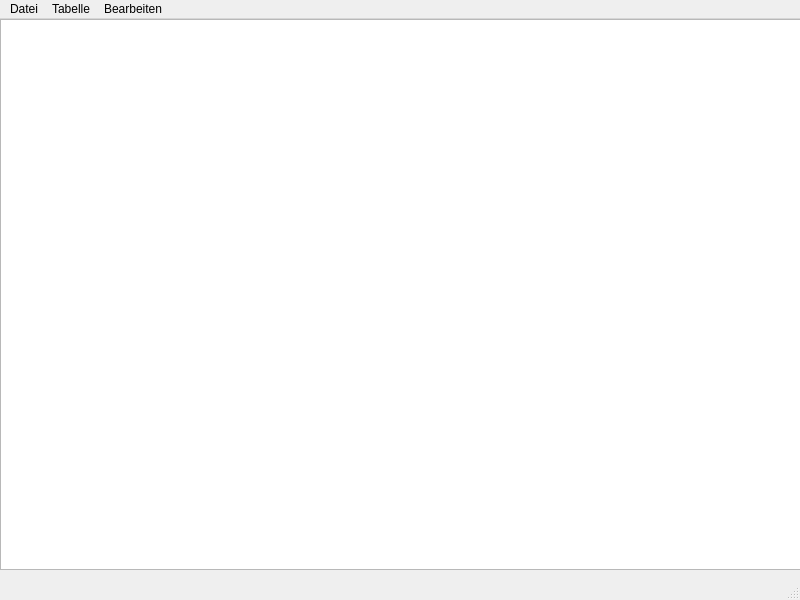
First picture: the form in src/GUIStruktur.ui, repository mweinberger-tgm/Tabellenbearbeitung, before the edit.
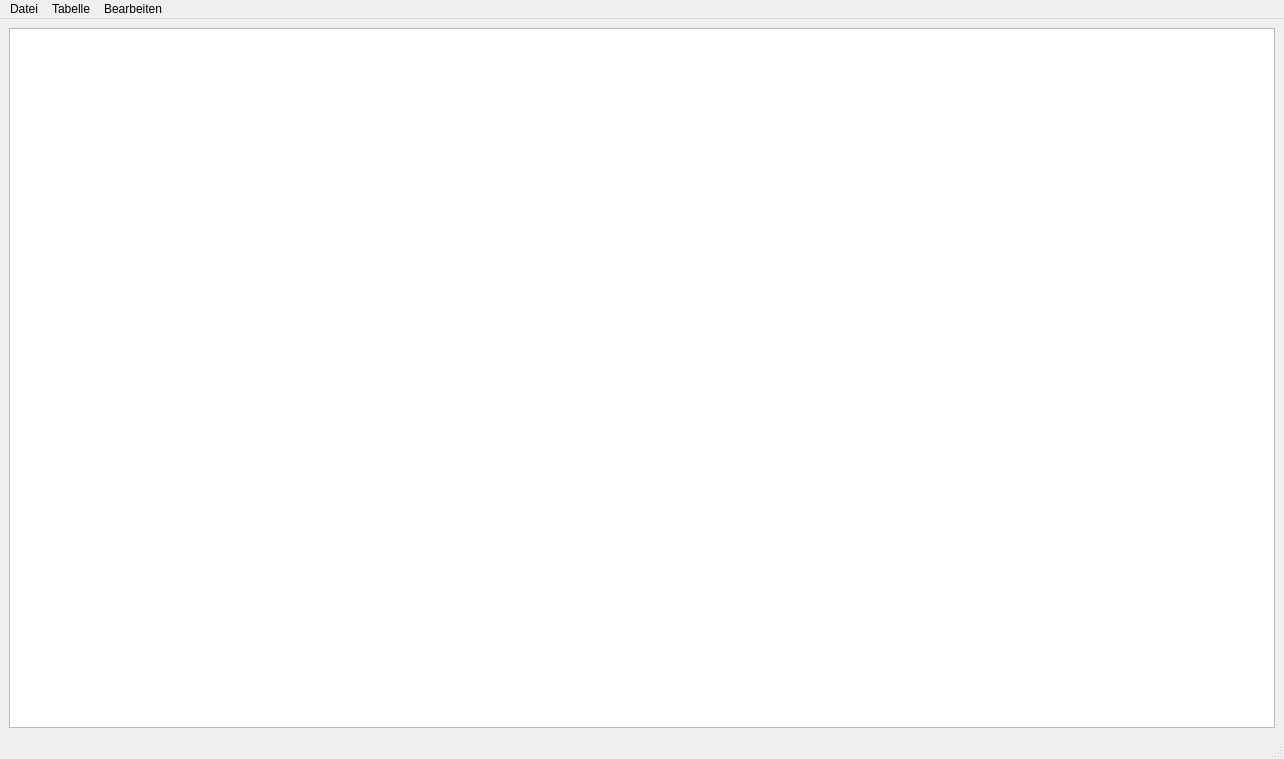
Second picture: the form after the edit.

The edit to the form file:
```diff
--- a/src/GUIStruktur.ui
+++ b/src/GUIStruktur.ui
@@ -6,22 +6,16 @@
    <rect>
     <x>0</x>
     <y>0</y>
-    <width>800</width>
-    <height>600</height>
+    <width>1284</width>
+    <height>759</height>
    </rect>
   </property>
   <property name="windowTitle">
    <string>Wahlanalyse Weinb 5BHIT</string>
   </property>
   <widget class="QWidget" name="centralwidget">
-   <widget class="QWidget" name="gridLayoutWidget">
-    <property name="geometry">
-     <rect>
-      <x>0</x>
-      <y>0</y>
-      <width>801</width>
-      <height>551</height>
-     </rect>
+   <property name="autoFillBackground">
+    <bool>false</bool>
     </property>
     <layout class="QGridLayout" name="gridLayout">
      <item row="0" column="0">
@@ -29,13 +23,12 @@
      </item>
     </layout>
    </widget>
-  </widget>
   <widget class="QMenuBar" name="menubar">
    <property name="geometry">
     <rect>
      <x>0</x>
      <y>0</y>
-     <width>800</width>
+     <width>1284</width>
      <height>25</height>
     </rect>
    </property>
@@ -163,7 +156,7 @@
   </action>
   <action name="actionDelZeile">
    <property name="text">
-    <string>Zeile/-n löschen</string>
+    <string>Zeile löschen</string>
    </property>
    <property name="statusTip">
     <string>Löschen einer Zeile der Tabelle...</string>
```
Lines whose indentation alone changed are shown as unchanged.
